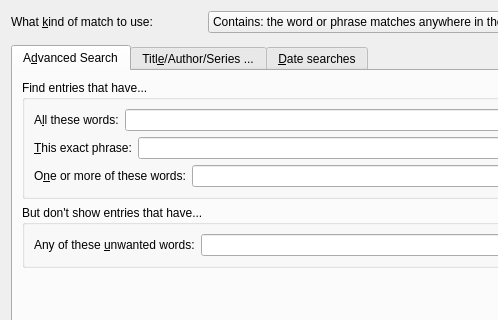
Before: the Qt Designer form src/calibre/gui2/dialogs/search.ui in kovidgoyal/calibre, drawn with Qt 5; both pictures show x 0 to 498 and y 0 to 320 of the 872 by 411 pixel window.
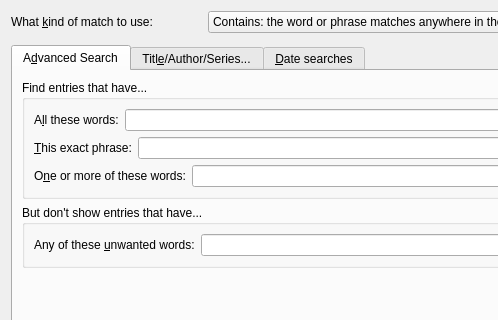
After: the same form once the commit is applied. Icons and pictures are not drawn. Custom widgets are drawn as their Qt base class.

Diff of the .ui file:
```diff
--- a/src/calibre/gui2/dialogs/search.ui
+++ b/src/calibre/gui2/dialogs/search.ui
@@ -201,7 +201,7 @@
      </widget>
      <widget class="QWidget" name="tab_2">
       <attribute name="title">
-       <string>Titl&amp;e/Author/Series ...</string>
+       <string>Titl&amp;e/Author/Series...</string>
       </attribute>
       <layout class="QGridLayout" name="gridLayout">
        <item row="1" column="0">
```
